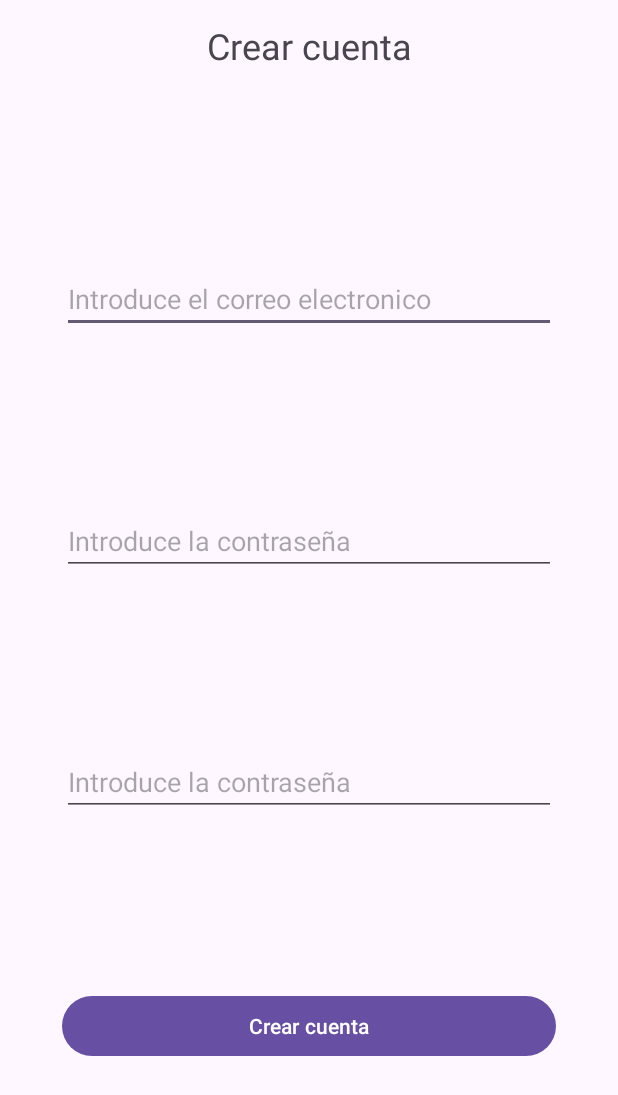
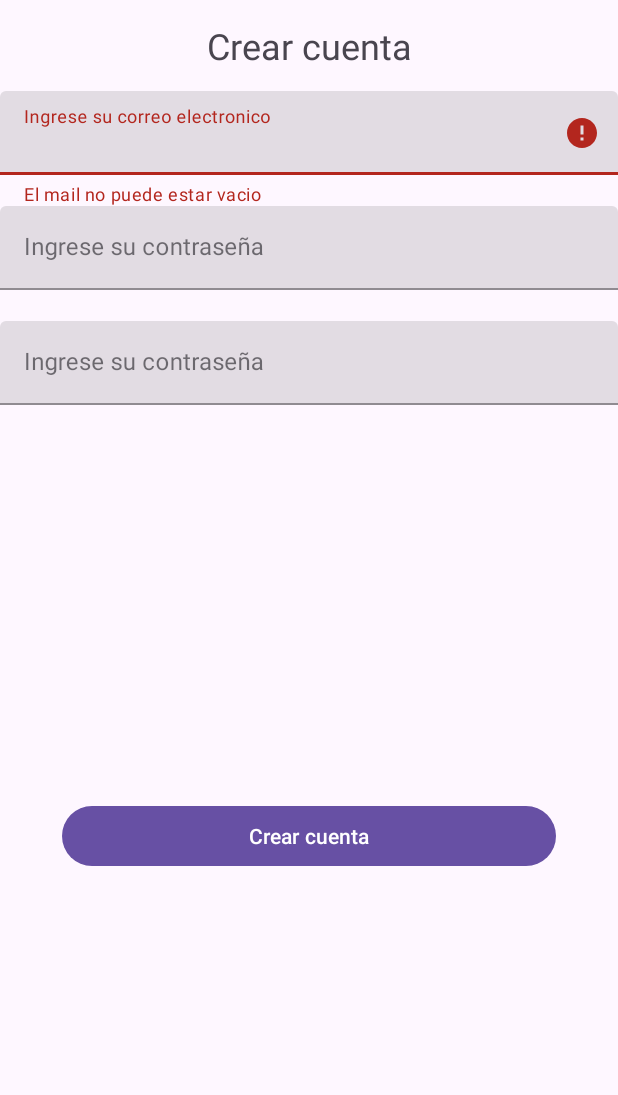
Before and after one commit to JoseJimenezGonzalez/MagicCraft_App, an Android app: the CreateAccountActivity screen opened directly, with no data from a screen before it, after a tap on "Crear cuenta", on a phone screen of 412 x 824 dp. Shown: the top 1095 px of the screen. Run offline under Robolectric (Android 15) with nearby library versions, the phone set to English and light mode, and no system bars; our stand-ins replace Firebase (no records; nobody signed in at launch, a user with empty details on screens opened directly).

Commit message:
commit formulario

```diff
--- a/app/src/main/java/com/example/magiccraftapp/CreateAccountActivity.kt
+++ b/app/src/main/java/com/example/magiccraftapp/CreateAccountActivity.kt
@@ -1,6 +1,7 @@
 package com.example.magiccraftapp
 
 import android.content.Intent
+import android.graphics.Color
 import androidx.appcompat.app.AppCompatActivity
 import android.os.Bundle
 import android.widget.Toast
@@ -32,16 +33,43 @@ class CreateAccountActivity : AppCompatActivity() {
     }
 
     private fun validateData() {
-        val email = binding.etMail.text.toString()
-        val password = binding.etPassword.text.toString()
-        val passwordRepeat = binding.etRepeatPassword.text.toString()
-        if (email.isEmpty()){
-            Toast.makeText(this, "Introduce el correo electronico", Toast.LENGTH_SHORT).show()
-        }else if(password.isEmpty() || passwordRepeat.isEmpty()){
-            Toast.makeText(this, "El campo de las contraseñas tiene que rellenarse", Toast.LENGTH_SHORT).show()
-        }else if(!password.equals(passwordRepeat)){
-            Toast.makeText(this, "Las contraseñas no son iguales", Toast.LENGTH_SHORT).show()
+        val email = binding.tietMail.text.toString()
+        val password = binding.tietPassword.text.toString()
+        val passwordRepeat = binding.tietRepeatPassword.text.toString()
+        var validateEmail = false
+        var validatePasswordNotEmpty = false
+        var validatePasswordAreEquals = false
+        if (email.isEmpty() || !email.contains("@") || !email.contains(".")){
+            binding.tilMail.error = "El mail no puede estar vacio"
         }else{
+            binding.tilMail.error = null // Limpiar el error si hay uno
+            binding.tilMail.boxStrokeColor = Color.GREEN
+            validateEmail = true
+        }
+        if(password.isEmpty() || passwordRepeat.isEmpty()){
+            binding.tilPassword.error = "La contraseña es obligatioria"
+            binding.tilRepeatPassword.error = "La contraseña es obligatioria"
+        }else{
+            binding.tilPassword.error = null
+            binding.tilRepeatPassword.error = null
+
+            binding.tilPassword.boxStrokeColor = Color.GREEN
+            binding.tilRepeatPassword.boxStrokeColor = Color.GREEN
+            validatePasswordNotEmpty = true
+        }
+        if(password != passwordRepeat){
+            binding.tilPassword.error = "Las contraseñas no coinciden"
+            binding.tilRepeatPassword.error = "Las contraseñas no coinciden"
+        }else{
+            binding.tilPassword.error = null
+            binding.tilRepeatPassword.error = null
+
+            binding.tilPassword.boxStrokeColor = Color.GREEN
+            binding.tilRepeatPassword.boxStrokeColor = Color.GREEN
+
+            validatePasswordAreEquals = true
+        }
+        if(validateEmail && validatePasswordNotEmpty && validatePasswordAreEquals){
             registerUser(email, password)
         }
     }
--- a/app/src/main/res/layout/activity_create_account.xml
+++ b/app/src/main/res/layout/activity_create_account.xml
@@ -25,41 +25,56 @@
 
     </LinearLayout>
 
-    <EditText
-        android:id="@+id/etMail"
-        android:layout_width="0dp"
+    <com.google.android.material.textfield.TextInputLayout
+        android:id="@+id/tilMail"
+        style="@style/Widget.MaterialComponents.TextInputLayout.FilledBox"
+        android:layout_width="match_parent"
         android:layout_height="wrap_content"
+        android:hint="Ingrese su correo electronico"
+        app:layout_constraintStart_toStartOf="parent"
         app:layout_constraintTop_toBottomOf="@id/lyNameApp"
-        app:layout_constraintStart_toStartOf="@id/guidelineVertical1"
-        app:layout_constraintEnd_toEndOf="@id/guidelineVertical2"
-        app:layout_constraintBottom_toTopOf="@id/etPassword"
-        android:inputType="textEmailAddress"
-        android:hint="Introduce el correo electronico">
-    </EditText>
+        app:layout_constraintEnd_toEndOf="parent">
+        <com.google.android.material.textfield.TextInputEditText
+            android:id="@+id/tietMail"
+            android:layout_width="match_parent"
+            android:layout_height="wrap_content"
+            android:inputType="textEmailAddress">
+        </com.google.android.material.textfield.TextInputEditText>
+    </com.google.android.material.textfield.TextInputLayout>
 
-    <EditText
-        android:id="@+id/etPassword"
-        android:layout_width="0dp"
+    <com.google.android.material.textfield.TextInputLayout
+        android:id="@+id/tilPassword"
+        style="@style/Widget.MaterialComponents.TextInputLayout.FilledBox"
+        android:layout_width="match_parent"
         android:layout_height="wrap_content"
-        app:layout_constraintTop_toBottomOf="@id/etMail"
-        app:layout_constraintStart_toStartOf="@id/guidelineVertical1"
-        app:layout_constraintEnd_toEndOf="@id/guidelineVertical2"
-        app:layout_constraintBottom_toTopOf="@id/etRepeatPassword"
-        android:inputType="textPassword"
-        android:hint="Introduce la contraseña">
-    </EditText>
+        android:hint="Ingrese su contraseña"
+        app:layout_constraintStart_toStartOf="parent"
+        app:layout_constraintEnd_toEndOf="parent"
+        app:layout_constraintTop_toBottomOf="@id/tilMail">
+        <com.google.android.material.textfield.TextInputEditText
+            android:id="@+id/tietPassword"
+            android:layout_width="match_parent"
+            android:layout_height="wrap_content"
+            android:inputType="textPassword">
+        </com.google.android.material.textfield.TextInputEditText>
+    </com.google.android.material.textfield.TextInputLayout>
 
-    <EditText
-        android:id="@+id/etRepeatPassword"
-        android:layout_width="0dp"
+    <com.google.android.material.textfield.TextInputLayout
+        android:id="@+id/tilRepeatPassword"
+        style="@style/Widget.MaterialComponents.TextInputLayout.FilledBox"
+        android:layout_width="match_parent"
         android:layout_height="wrap_content"
-        app:layout_constraintTop_toBottomOf="@id/etPassword"
-        app:layout_constraintStart_toStartOf="@id/guidelineVertical1"
-        app:layout_constraintEnd_toEndOf="@id/guidelineVertical2"
-        android:inputType="textPassword"
-        app:layout_constraintBottom_toTopOf="@id/btnCreateAccount"
-        android:hint="Introduce la contraseña">
-    </EditText>
+        android:hint="Ingrese su contraseña"
+        app:layout_constraintStart_toStartOf="parent"
+        app:layout_constraintTop_toBottomOf="@id/tilPassword"
+        app:layout_constraintEnd_toEndOf="parent">
+        <com.google.android.material.textfield.TextInputEditText
+            android:id="@+id/tietRepeatPassword"
+            android:layout_width="match_parent"
+            android:layout_height="wrap_content"
+            android:inputType="textPassword">
+        </com.google.android.material.textfield.TextInputEditText>
+    </com.google.android.material.textfield.TextInputLayout>
 
     <Button
         android:id="@+id/btnCreateAccount"
@@ -67,8 +82,8 @@
         android:layout_height="wrap_content"
         app:layout_constraintStart_toStartOf="@id/guidelineVertical1"
         app:layout_constraintEnd_toEndOf="@id/guidelineVertical2"
-        app:layout_constraintTop_toBottomOf="@id/etRepeatPassword"
         app:layout_constraintBottom_toBottomOf="parent"
+        app:layout_constraintTop_toBottomOf="@id/tilRepeatPassword"
         android:text="Crear cuenta">
     </Button>
 
```
